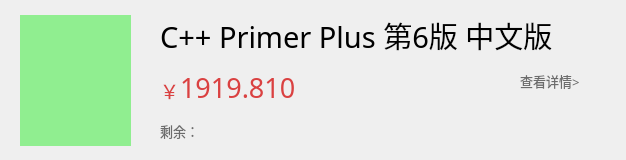
This is productlistui.ui in Jraaay/E-Commerce-Platform as Qt 5 draws it before an edit. The edited form follows.
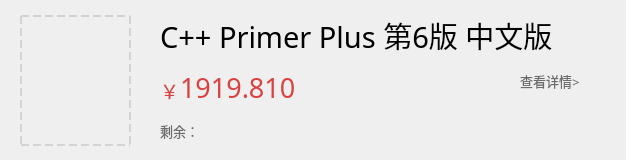
This is the edited form.

The edit to the form file:
```diff
--- a/productlistui.ui
+++ b/productlistui.ui
@@ -29,7 +29,10 @@
     </rect>
    </property>
    <property name="styleSheet">
-    <string notr="true">background-color:lightgreen</string>
+    <string notr="true">.QLabel
+{
+	border:2px dashed #D3D3D3;
+}</string>
    </property>
    <property name="text">
     <string/>
@@ -40,10 +43,16 @@
     <rect>
      <x>160</x>
      <y>10</y>
-     <width>461</width>
-     <height>51</height>
+     <width>460</width>
+     <height>50</height>
     </rect>
    </property>
+   <property name="maximumSize">
+    <size>
+     <width>460</width>
+     <height>50</height>
+    </size>
+   </property>
    <property name="font">
     <font>
      <family>微软雅黑</family>
@@ -58,6 +67,9 @@
    <property name="text">
     <string>C++ Primer Plus 第6版 中文版</string>
    </property>
+   <property name="wordWrap">
+    <bool>false</bool>
+   </property>
   </widget>
   <widget class="QLabel" name="label_3">
    <property name="geometry">
```
Left out of the diff: 16 changed lines with no effect on the pictures.
